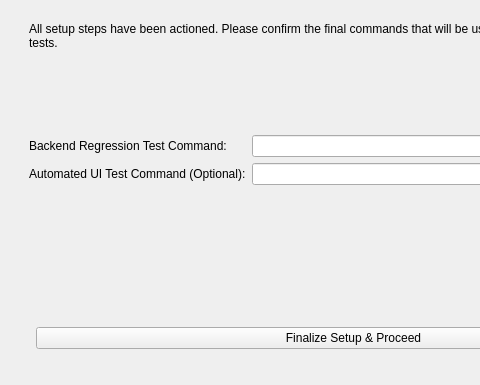
Old version of the form gui/test_env_page.ui in the repository mariolewis/asdf_factory; both pictures show x 0 to 480 and y 115 to 500 of the 700 by 500 pixel window.
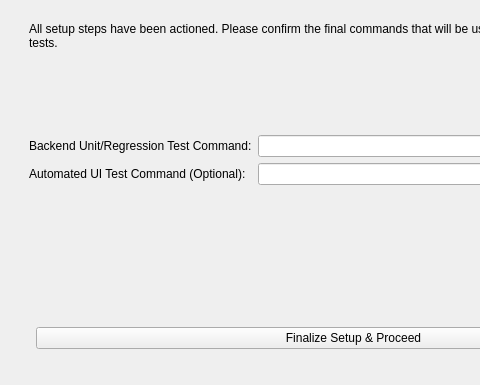
New version of the form. The open tabs and pages were chosen to show the change.

```diff
--- a/gui/test_env_page.ui
+++ b/gui/test_env_page.ui
@@ -186,7 +186,7 @@
             <item row="0" column="0">
             <widget class="QLabel" name="backendCommandLabel">
             <property name="text">
-            <string>Backend Regression Test Command:</string>
+            <string>Backend Unit/Regression Test Command:</string>
             </property>
             </widget>
             </item>
```
